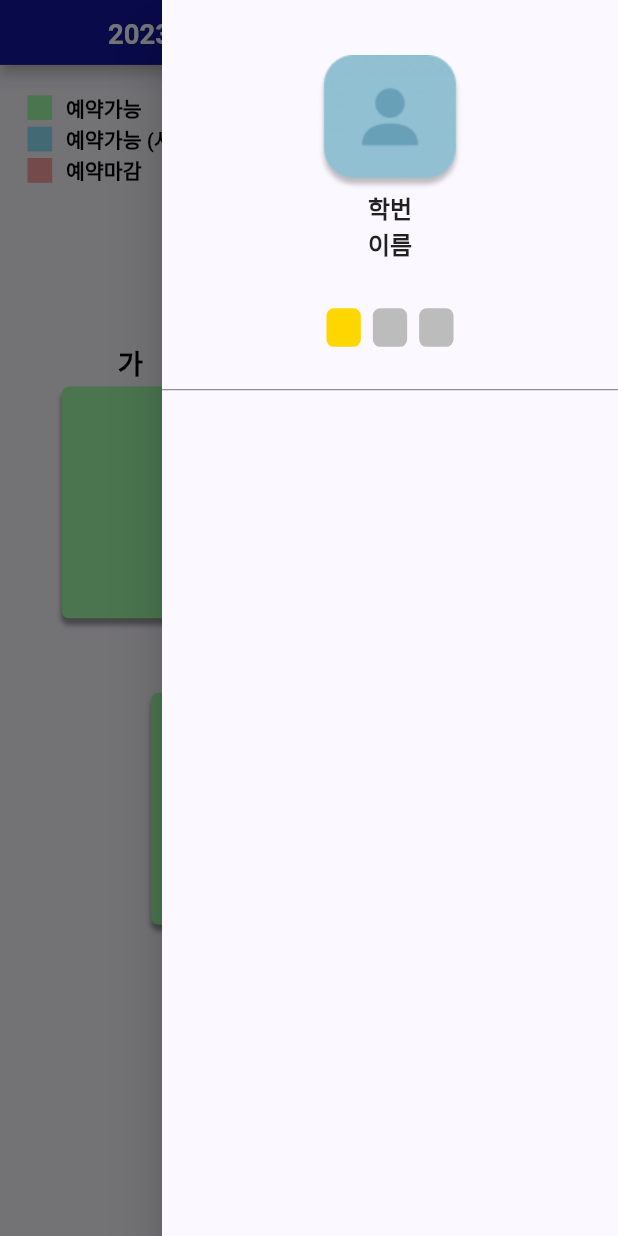
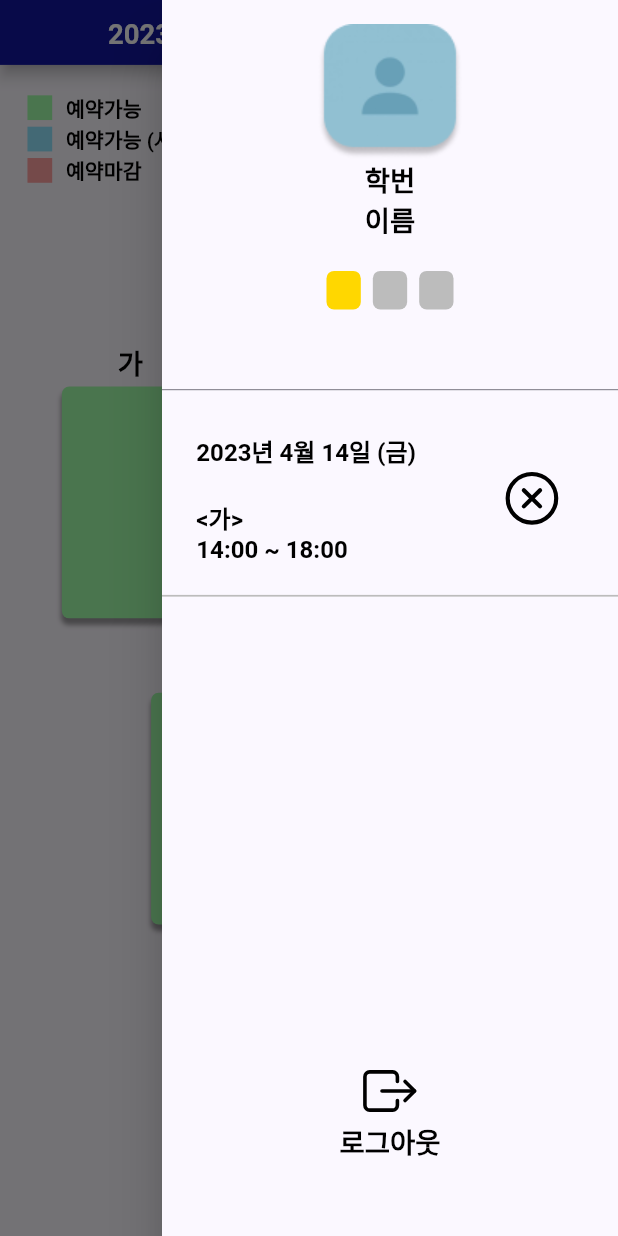
Before and after one commit to 2023-hci-chungmugong/front-end, a Flutter app: the LobbyView screen opened directly, with the side drawer open, on a phone screen of 412 x 824 dp. Run offline on Flutter 3.47's test engine with Material 2 defaults, Android fonts, the phone set to English and light mode, and no system bars; our stand-ins replace flutter_svg.

Commit message:
[feature/drawer] drawer body

```diff
--- a/lib/view/lobby_view.dart
+++ b/lib/view/lobby_view.dart
@@ -1,6 +1,8 @@
+import 'package:chungmugong_front_end/model/app_state.dart';
 import 'package:chungmugong_front_end/util/design_kit.dart';
 import 'package:chungmugong_front_end/util/styled_component.dart';
 import 'package:chungmugong_front_end/view/lobby_body.dart';
+import 'package:flutter/cupertino.dart';
 import 'package:flutter/material.dart';
 import 'package:flutter_svg/svg.dart';
 
@@ -9,6 +11,7 @@ class LobbyView extends StatelessWidget {
 
   @override
   Widget build(BuildContext context) {
+ //   var appState = context.watch<AppState>();
     return Scaffold(
       appBar: PreferredSize(
         preferredSize: Size.fromHeight(DesignKit.getHeight(context, 42)),
@@ -30,18 +33,14 @@ class LobbyView extends StatelessWidget {
               width: DesignKit.getWidth(context, 400),
               child: DrawerHeader(
                   child: Column(
-                mainAxisAlignment: MainAxisAlignment.center,
+                mainAxisAlignment: MainAxisAlignment.start,
                 crossAxisAlignment: CrossAxisAlignment.center,
                 children: [
                   Image.asset("assets/images/no_profile.png"),
-                  Text('학번',
-                      style:
-                          TextStyle(fontSize: 16, fontWeight: FontWeight.w700)),
-                  Text('이름',
-                      style:
-                          TextStyle(fontSize: 16, fontWeight: FontWeight.w700)),
+                  BoldText16('학번'),
+                  BoldText16('이름'),
                   SizedBox(
-                    height: DesignKit.getHeight(context, 30),
+                    height: DesignKit.getHeight(context, 20),
                   ),
                   Row(
                     mainAxisAlignment: MainAxisAlignment.center,
@@ -75,9 +74,46 @@ class LobbyView extends StatelessWidget {
                         ),
                       )
                     ],
-                  )
+                  ),
                 ],
               )),
+            ),
+            Container(
+                padding: EdgeInsets.symmetric(vertical:DesignKit.getHeight(context, 20),horizontal: DesignKit.getWidth(context, 20)),
+                decoration: BoxDecoration(
+                    border: Border(
+                        bottom: BorderSide(
+                            width: DesignKit.getWidth(context, 1),
+                            color: DesignKit.gray))),
+                child: Row(
+                  crossAxisAlignment: CrossAxisAlignment.center,
+                  children: [
+                    Column(
+                      crossAxisAlignment: CrossAxisAlignment.start,
+                      children: [
+                        BoldText14('2023년 4월 14일 (금)'),
+                        SizedBox(height: DesignKit.getHeight(context, 20),),
+                        BoldText14('<가>'),
+                        BoldText14('14:00 ~ 18:00')
+                      ],
+                    ),
+                    SizedBox(width: DesignKit.getWidth(context, 50),),
+                    SvgPicture.asset(
+                      'assets/icons/cancel.svg',
+                      width: DesignKit.getWidth(context, 35),
+                      height: DesignKit.getHeight(context, 35),
+                    )
+                  ],
+                )),
+            SizedBox(height: DesignKit.getHeight(context, 300),),
+            Column(
+              mainAxisAlignment: MainAxisAlignment.center,
+              crossAxisAlignment: CrossAxisAlignment.center,
+              children: [
+                SvgPicture.asset('assets/icons/logout.svg',width: DesignKit.getWidth(context, 32),height: DesignKit.getHeight(context, 40),),
+                 BoldText16('로그아웃')
+
+              ],
             )
           ],
         ),
```
Also changed, not shown: assets/icons/cancel.svg (added), assets/icons/logout.svg (added).
